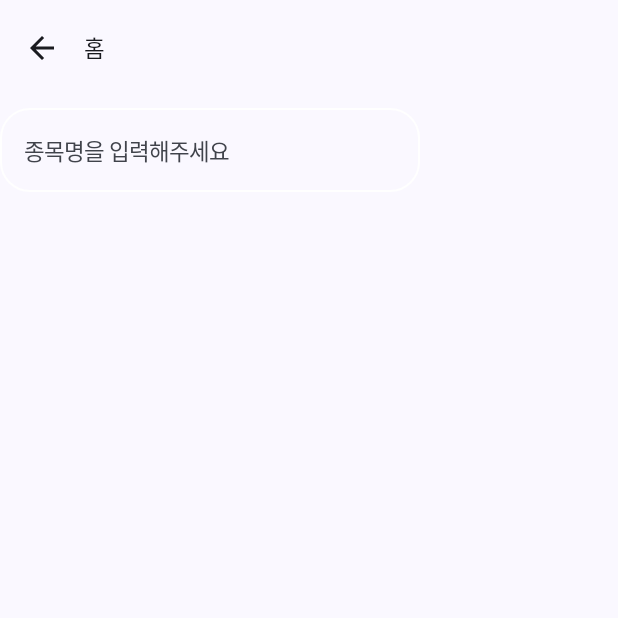
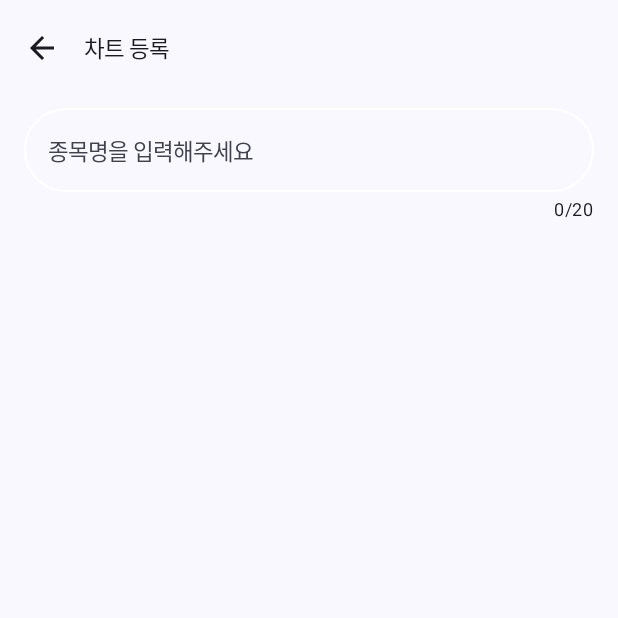
Before and after one commit to jonghyun0832/AntHelper, an Android app built with Jetpack Compose: the chart_enroll screen opened through its navigation route, on a phone screen of 412 x 824 dp, the top half of it. Run offline under Robolectric (Android 15) with nearby library versions, the phone set to English and light mode, and no system bars; our stand-ins replace Dagger/Hilt's generated code; Roboto replaces fonts that are not available here.

Commit message:
Separate TextField Component

```diff
--- a/presentation/src/main/java/com/example/presentation/ui/chart/ChartEnrollScreen.kt
+++ b/presentation/src/main/java/com/example/presentation/ui/chart/ChartEnrollScreen.kt
@@ -4,21 +4,17 @@ import androidx.compose.foundation.layout.Column
 import androidx.compose.foundation.layout.Spacer
 import androidx.compose.foundation.layout.fillMaxSize
 import androidx.compose.foundation.layout.height
-import androidx.compose.material3.MaterialTheme
-import androidx.compose.material3.OutlinedTextField
-import androidx.compose.material3.OutlinedTextFieldDefaults
-import androidx.compose.material3.Text
 import androidx.compose.runtime.Composable
 import androidx.compose.runtime.getValue
 import androidx.compose.runtime.mutableStateOf
 import androidx.compose.runtime.remember
 import androidx.compose.runtime.setValue
 import androidx.compose.ui.Modifier
-import androidx.compose.ui.graphics.Color
 import androidx.hilt.navigation.compose.hiltViewModel
 import androidx.navigation.NavHostController
 import com.example.presentation.model.ChartModel
 import com.example.presentation.theme.Dimens
+import com.example.presentation.ui.component.textfield.OutlinedSingleTextField
 import com.example.presentation.viewmodel.chart.ChartEnrollViewModel
 
 @Composable
@@ -27,24 +23,16 @@ fun ChartEnrollScreen(
     navHostController: NavHostController,
     viewModel: ChartEnrollViewModel = hiltViewModel()
 ) {
-    var titleInput by remember { mutableStateOf("") }
+    var titleInput by remember { mutableStateOf(chart?.title.orEmpty()) }
 
     Column(
         modifier = Modifier.fillMaxSize()
     ) {
-        OutlinedTextField(
-            value = titleInput,
+        OutlinedSingleTextField(
+            input = titleInput,
             onValueChange = { titleInput = it },
-            label = { Text("종목명을 입력해주세요") },
-            shape = MaterialTheme.shapes.large,
-            maxLines = 1,
-            colors = OutlinedTextFieldDefaults.colors(
-                focusedTextColor = MaterialTheme.colorScheme.onBackground,
-                focusedBorderColor = MaterialTheme.colorScheme.onPrimaryContainer,
-                unfocusedBorderColor = MaterialTheme.colorScheme.onPrimaryContainer,
-                focusedContainerColor = MaterialTheme.colorScheme.background,
-                unfocusedContainerColor = Color.Transparent
-            )
+            labelString = "종목명을 입력해주세요",
+            maxLength = 20
         )
         Spacer(modifier = Modifier.height(Dimens.PaddingLarge))
     }
--- a/presentation/src/main/java/com/example/presentation/ui/component/SearchBar.kt
+++ b/presentation/src/main/java/com/example/presentation/ui/component/SearchBar.kt
@@ -3,7 +3,6 @@ package com.example.presentation.ui.component
 import androidx.compose.foundation.layout.Row
 import androidx.compose.foundation.layout.fillMaxWidth
 import androidx.compose.foundation.layout.padding
-import androidx.compose.foundation.shape.RoundedCornerShape
 import androidx.compose.foundation.text.KeyboardActions
 import androidx.compose.foundation.text.KeyboardOptions
 import androidx.compose.material.icons.Icons
@@ -37,7 +36,7 @@ fun SearchBar(
             value = keyword,
             onValueChange = onValueChange,
             placeholder = { Text("차트를 검색하세요!") },
-            shape = RoundedCornerShape(percent = 50),
+            shape = MaterialTheme.shapes.extraLarge,
             leadingIcon =  {
                 Icon(
                     imageVector = Icons.Filled.Search,
--- /dev/null
+++ b/presentation/src/main/java/com/example/presentation/ui/component/textfield/OutlinedSingleTextField.kt
@@ -0,0 +1,85 @@
+package com.example.presentation.ui.component.textfield
+
+import androidx.compose.foundation.layout.Column
+import androidx.compose.foundation.layout.Spacer
+import androidx.compose.foundation.layout.fillMaxWidth
+import androidx.compose.foundation.layout.height
+import androidx.compose.foundation.layout.padding
+import androidx.compose.material3.MaterialTheme
+import androidx.compose.material3.OutlinedTextField
+import androidx.compose.material3.OutlinedTextFieldDefaults
+import androidx.compose.material3.Surface
+import androidx.compose.material3.Text
+import androidx.compose.runtime.Composable
+import androidx.compose.ui.Alignment
+import androidx.compose.ui.Modifier
+import androidx.compose.ui.graphics.Color
+import androidx.compose.ui.tooling.preview.Preview
+import com.example.presentation.theme.AntHelperTheme
+import com.example.presentation.theme.Dimens
+
+@Composable
+fun OutlinedSingleTextField(
+    input: String,
+    onValueChange: (String) -> Unit,
+    labelString: String,
+    maxLength: Int = Int.MAX_VALUE,
+) {
+    Column(
+        modifier = Modifier
+            .fillMaxWidth()
+            .padding(horizontal = Dimens.PaddingMedium)
+    ) {
+        OutlinedTextField(
+            modifier = Modifier.fillMaxWidth(),
+            value = input,
+            onValueChange = onValueChange,
+            label = { Text(text = labelString) },
+            shape = MaterialTheme.shapes.extraLarge,
+            maxLines = 1,
+            colors = OutlinedTextFieldDefaults.colors(
+                focusedTextColor = MaterialTheme.colorScheme.onBackground,
+                focusedBorderColor = MaterialTheme.colorScheme.onPrimaryContainer,
+                unfocusedBorderColor = MaterialTheme.colorScheme.onPrimaryContainer,
+                focusedContainerColor = MaterialTheme.colorScheme.background,
+                unfocusedContainerColor = Color.Transparent
+            ),
+            isError = input.length > maxLength
+        )
+
+        if (maxLength != Int.MAX_VALUE) {
+            Spacer(modifier = Modifier.height(Dimens.PaddingExtraSmall))
+
+            Text(
+                text = "${input.length}/$maxLength",
+                style = MaterialTheme.typography.bodySmall,
+                color = if (input.length > maxLength) MaterialTheme.colorScheme.error else MaterialTheme.colorScheme.onBackground,
+                modifier = Modifier.align(Alignment.End)
+            )
+        }
+    }
+}
+
+@Preview(name = "OutlinedSingleTextFieldWithNoLimit")
+@Composable
+fun PreviewOutlinedTextFieldWithNoLimit() {
+    AntHelperTheme {
+        Surface(
+            color = MaterialTheme.colorScheme.background
+        ) {
+            OutlinedSingleTextField("test1", {}, "testLabel")
+        }
+    }
+}
+
+@Preview(name = "OutlinedSingleTextFieldWithLimit")
+@Composable
+fun PreviewOutlinedTextFieldWithLimit() {
+    AntHelperTheme {
+        Surface(
+            color = MaterialTheme.colorScheme.background
+        ) {
+            OutlinedSingleTextField("testsesafwjqidwiddwd", {}, "testLabel", 20)
+        }
+    }
+}
--- a/presentation/src/main/java/com/example/presentation/util/NavigationUtils.kt
+++ b/presentation/src/main/java/com/example/presentation/util/NavigationUtils.kt
@@ -1,6 +1,7 @@
 package com.example.presentation.util
 
 import androidx.navigation.NavHostController
+import com.example.presentation.navigation.ChartEnrollNav
 import com.example.presentation.navigation.Destination
 import com.example.presentation.navigation.MainNav
 import com.example.presentation.navigation.NavigationRouteName
@@ -28,6 +29,7 @@ object NavigationUtils {
             NavigationRouteName.MAIN_EXCHANGE -> MainNav.Exchange
             NavigationRouteName.MAIN_CHART_VIEW -> MainNav.ChartView
             NavigationRouteName.MAIN_NEWS -> MainNav.News
+            NavigationRouteName.CHART_ENROLL -> ChartEnrollNav
             else -> MainNav.Home
         }
     }
```
